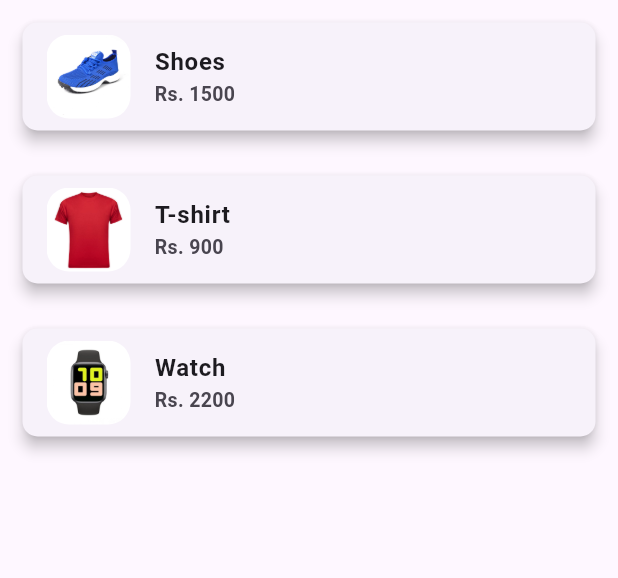
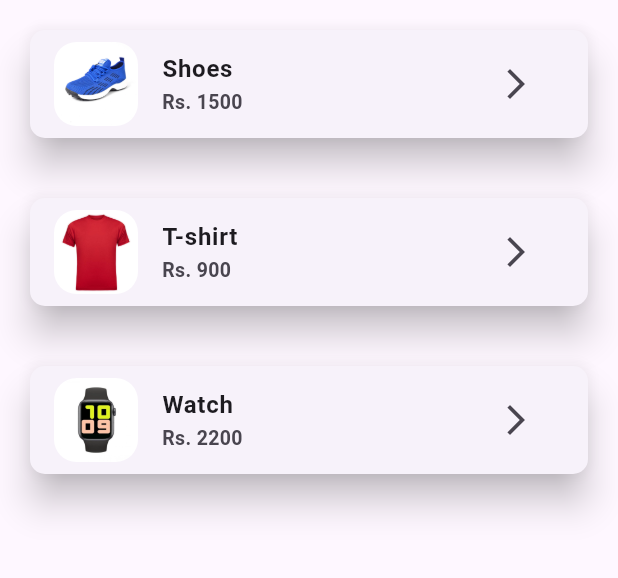
Before and after one commit to ZohaibSaraj12/product-list-app, a Flutter app: the screen it shows after launch, on a phone screen of 412 x 824 dp, the part 84-662 px from its top. Run offline on Flutter 3.47's test engine with Material 3 defaults, Android fonts, the light colour scheme and no system bars.

Commit message:
feat: completed Product List UI with SnackBar interaction

```diff
--- a/lib/screens/home/home_screen.dart
+++ b/lib/screens/home/home_screen.dart
@@ -38,17 +38,21 @@ class _HomeScreenState extends State<HomeScreen> {
         itemBuilder: (context, index) {
           // card widget to add shopping items
           return Card(
-
             shape: RoundedRectangleBorder(
               borderRadius: BorderRadius.circular(10.0),
             ),
-            elevation: 4.0,
-            margin: EdgeInsets.all(15.0),
+            elevation: 10.0,
+            margin: EdgeInsets.all(20.0),
+            borderOnForeground: true,
+
             child: GestureDetector(
               onTap: () {
                 ScaffoldMessenger.of(context).showSnackBar(
                   SnackBar(
-                    content: Text("You tapped ${items[index]["name"]} and its price is ${items[index]["price"]}"),
+
+                    content: Text(
+                      "You tapped ${items[index]["name"]} and its price is ${items[index]["price"]}",
+                    ),
                     backgroundColor: Colors.green,
                     duration: Duration(seconds: 2),
                     margin: EdgeInsets.all(15.0),
@@ -56,10 +60,13 @@ class _HomeScreenState extends State<HomeScreen> {
                   ),
                 );
               },
+
               child: ListTile(
+
                 leading: ClipRRect(
                   borderRadius: BorderRadius.circular(15.0),
-                  child: Image.asset(images[index])),
+                  child: Image.asset(images[index]),
+                ),
                 title: Text(
                   items[index]["name"].toString(),
                   style: TextStyle(fontWeight: FontWeight.bold, fontSize: 16),
@@ -68,22 +75,21 @@ class _HomeScreenState extends State<HomeScreen> {
                   items[index]["price"].toString(),
                   style: TextStyle(fontWeight: FontWeight.bold, fontSize: 13),
                 ),
-
-
+                trailing: IconButton(
+                  onPressed: () {
+                    // Navigation logic
+                    debugPrint("Button Clicked");
+                  },
+                  icon: Icon(Icons.arrow_forward_ios_outlined),
+                ),
               ),
             ),
           );
-
-
         },
       ),
     );
   }
 }
-
-
-
-
 
 // ListView(
 //         children: numbers.map((element) => Container(
```
